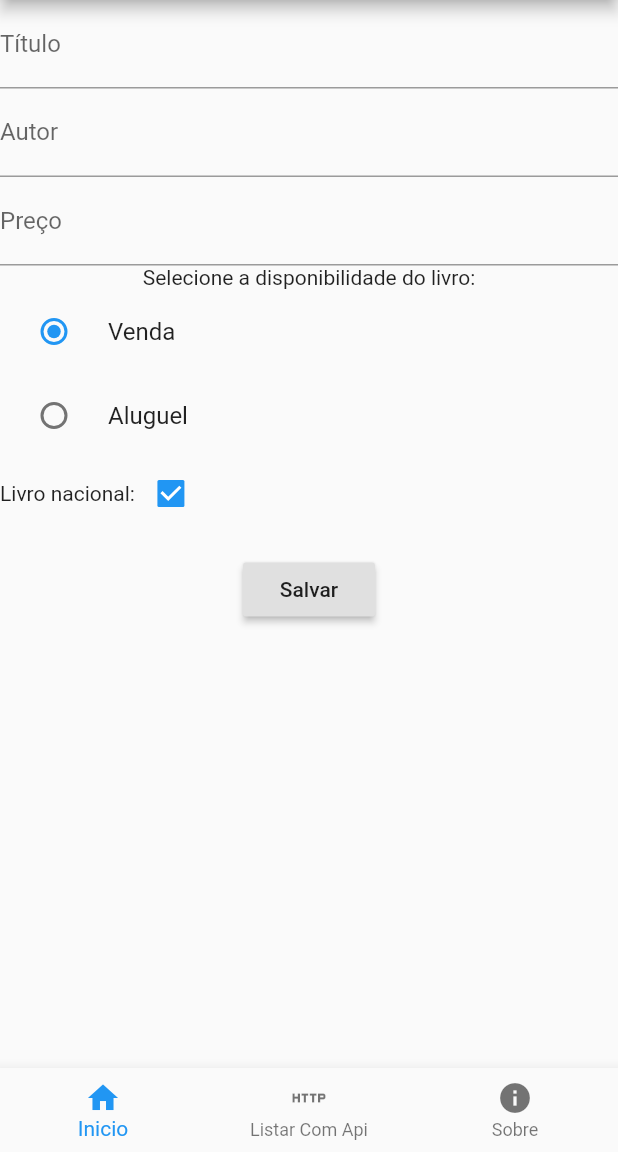
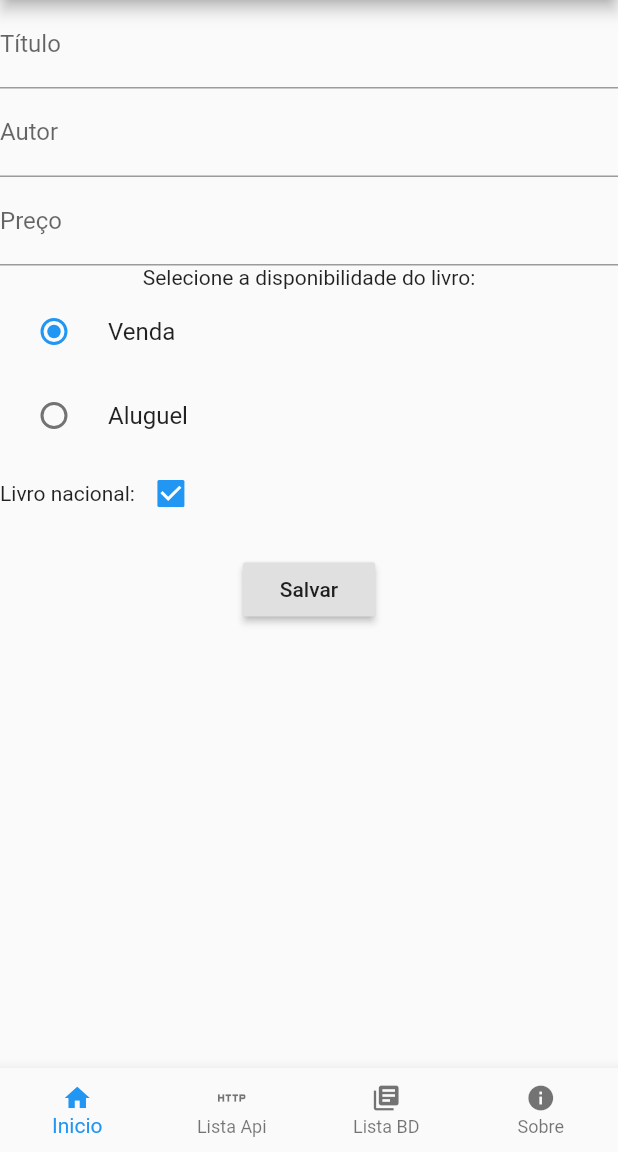
Before and after one commit to kerlyson/Flutter_Livro_sqlLite_api, a Flutter app: the TelaInicial screen opened directly, on a phone screen of 412 x 824 dp, the part 84-1236 px from its top. Run offline on Flutter 3.47's test engine with Material 2 defaults, Android fonts, the phone set to English and light mode, and no system bars; our stand-ins replace sqflite; accounts and stored records are empty; network calls fail.

Commit message:
Tela de listagemBD na bottomBar; Widget cardLivro

```diff
--- a/lib/paginas/TelaInicial.dart
+++ b/lib/paginas/TelaInicial.dart
@@ -2,6 +2,7 @@ import 'package:flutter/material.dart';
 import './formulario.dart';
 import './sobre.dart';
 import './LivrosApi.dart';
+import './ListarLivros.dart';
 
 class TelaInicial extends StatefulWidget {
   @override
@@ -10,10 +11,11 @@ class TelaInicial extends StatefulWidget {
 
 class _TelaInicialState extends State<TelaInicial> {
   int _index = 0;
-  List<Widget> _telas =[
+  List<Widget> _telas = [
     Formulario(),
+    ListaLivrosApi(),
+    ListarLivros(),
     Sobre(),
-    ListaLivrosApi(),
   ];
   @override
   Widget build(BuildContext context) {
@@ -25,18 +27,23 @@ class _TelaInicialState extends State<TelaInicial> {
       bottomNavigationBar: _bottomBar(),
     );
   }
-  BottomNavigationBar _bottomBar(){
+
+  BottomNavigationBar _bottomBar() {
     return BottomNavigationBar(
-        items: const <BottomNavigationBarItem>[
-          BottomNavigationBarItem(icon: Icon(Icons.home),title: Text('Inicio')),
-          BottomNavigationBarItem(icon: Icon(Icons.http),title: Text('Listar Com Api')),
-          BottomNavigationBarItem(icon: Icon(Icons.info),title: Text('Sobre')),
-        ],
-        currentIndex: _index,
-        selectedItemColor: Colors.blue,
-        onTap: _onItemTapped,
-      );
+      iconSize: 20,
+       type: BottomNavigationBarType.fixed,
+      items: <BottomNavigationBarItem>[
+        BottomNavigationBarItem(icon: Icon(Icons.home), title: Text('Inicio')),
+        BottomNavigationBarItem(icon: Icon(Icons.http), title: Text('Lista Api')),
+        BottomNavigationBarItem(icon: Icon(Icons.library_books), title: Text('Lista BD')),
+        BottomNavigationBarItem(icon: Icon(Icons.info), title: Text('Sobre')),
+      ],
+      currentIndex: _index,
+      selectedItemColor: Colors.blue,
+      onTap: _onItemTapped,
+    );
   }
+
   void _onItemTapped(int index) {
     setState(() {
       this._index = index;
```
Also changed, not shown: lib/modelos/card_livro.dart (added, +30 -0 lines), lib/paginas/ListarLivros.dart (+9 -14 lines), lib/paginas/LivrosApi.dart (+7 -11 lines).
